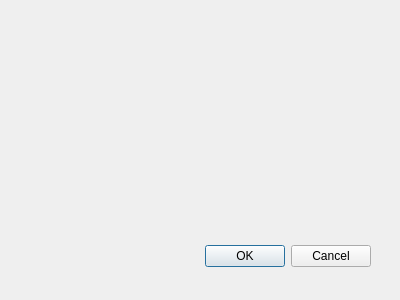
The window that ui/admin/dialogs/AdminEditCatorgyDialog.ui (xamlo721/SecurityHelper) describes before a commit, drawn with Qt 5.
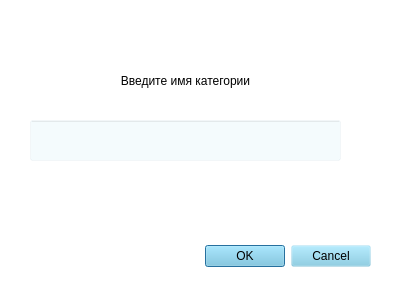
The same window after the commit.

Commit message: add components & styles for dialogs.ui

What changed in the file:
```diff
--- a/ui/admin/dialogs/AdminEditCatorgyDialog.ui
+++ b/ui/admin/dialogs/AdminEditCatorgyDialog.ui
@@ -13,6 +13,28 @@
   <property name="windowTitle">
    <string>Dialog</string>
   </property>
+  <property name="autoFillBackground">
+   <bool>false</bool>
+  </property>
+  <property name="styleSheet">
+   <string notr="true">QWidget {
+		background-color : rgba(120, 200, 228, 20);
+		font: 75 16pt &quot;MS Shell Dlg 2&quot;;
+}
+
+QLabel {
+		background-color : rgba(255, 255, 255, 20);
+		font: 75 16pt &quot;MS Shell Dlg 2&quot;;
+}
+QDialog {
+		background-color : rgba(255, 255, 255, 255);
+		font: 75 16pt &quot;MS Shell Dlg 2&quot;;
+}
+</string>
+  </property>
+  <property name="modal">
+   <bool>true</bool>
+  </property>
   <widget class="QDialogButtonBox" name="buttonBox">
    <property name="geometry">
     <rect>
@@ -29,6 +51,32 @@
     <set>QDialogButtonBox::Cancel|QDialogButtonBox::Ok</set>
    </property>
   </widget>
+  <widget class="QLabel" name="labelTitle">
+   <property name="geometry">
+    <rect>
+     <x>30</x>
+     <y>70</y>
+     <width>311</width>
+     <height>21</height>
+    </rect>
+   </property>
+   <property name="text">
+    <string>Введите имя категории</string>
+   </property>
+   <property name="alignment">
+    <set>Qt::AlignCenter</set>
+   </property>
+  </widget>
+  <widget class="QLineEdit" name="lineEditName">
+   <property name="geometry">
+    <rect>
+     <x>30</x>
+     <y>120</y>
+     <width>311</width>
+     <height>41</height>
+    </rect>
+   </property>
+  </widget>
  </widget>
  <resources/>
  <connections>
```
Left out of the diff: 3 changed lines with no effect on the pictures. The commit also changes 4 other files.
